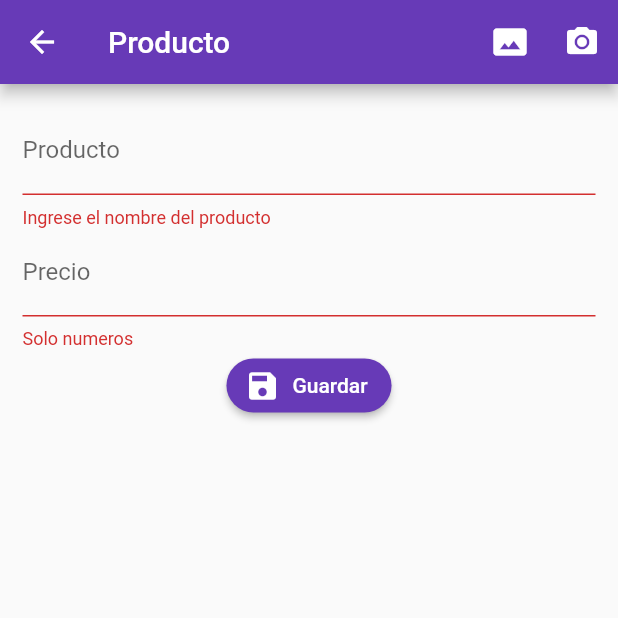
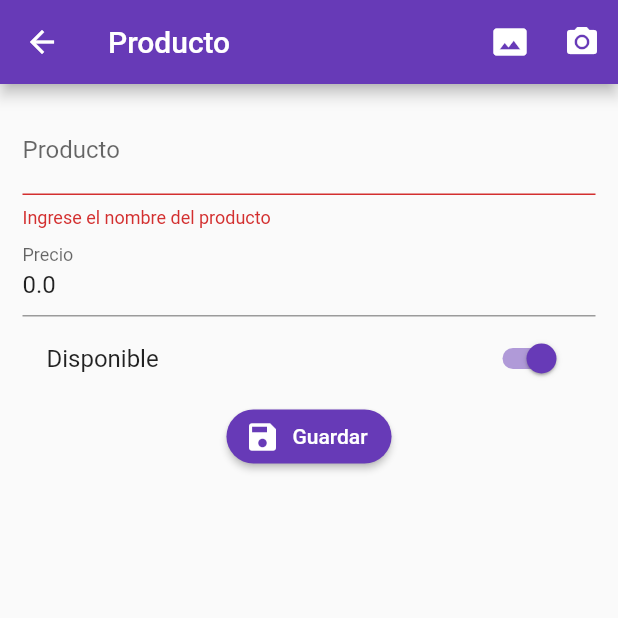
Before and after one commit to lrangelc/flutter-formvalidation, a Flutter app: the ProductoPage screen opened by its route, after a tap on "Guardar", on a phone screen of 412 x 824 dp, the top half of it. Run offline on Flutter 3.47's test engine with Material 2 defaults, Android fonts, the phone set to English and light mode, and no system bars; our stand-ins replace rxdart; network calls fail.

```diff
--- a/lib/src/pages/producto_page.dart
+++ b/lib/src/pages/producto_page.dart
@@ -1,4 +1,6 @@
 import 'package:flutter/material.dart';
+import 'package:formavalidation/src/models/producto_model.dart';
+import 'package:formavalidation/src/providers/productos_provider.dart';
 import 'package:formavalidation/src/utils/utils.dart' as utils;
 
 class ProductoPage extends StatefulWidget {
@@ -8,6 +10,7 @@ class ProductoPage extends StatefulWidget {
 
 class _ProductoPageState extends State<ProductoPage> {
   final formKey = GlobalKey<FormState>();
+  ProductoModel producto = new ProductoModel();
 
   @override
   Widget build(BuildContext context) {
@@ -34,6 +37,7 @@ class _ProductoPageState extends State<ProductoPage> {
               children: <Widget>[
                 _crearNombre(),
                 _crearPrecio(),
+                _crearDisponible(),
                 _crearBoton(),
               ],
             ),
@@ -45,8 +49,10 @@ class _ProductoPageState extends State<ProductoPage> {
 
   Widget _crearNombre() {
     return TextFormField(
+      initialValue: producto.titulo,
       textCapitalization: TextCapitalization.sentences,
       decoration: InputDecoration(labelText: 'Producto'),
+      onSaved: (value) => producto.titulo = value,
       validator: (value) {
         if (value.length < 3) {
           return 'Ingrese el nombre del producto';
@@ -59,8 +65,10 @@ class _ProductoPageState extends State<ProductoPage> {
 
   Widget _crearPrecio() {
     return TextFormField(
+      initialValue: producto.valor.toString(),
       keyboardType: TextInputType.numberWithOptions(decimal: true),
       decoration: InputDecoration(labelText: 'Precio'),
+      onSaved: (value) => producto.valor = double.parse(value),
       validator: (value) {
         if (utils.isNumeric(value)) {
           return null;
@@ -68,6 +76,17 @@ class _ProductoPageState extends State<ProductoPage> {
           return 'Solo numeros';
         }
       },
+    );
+  }
+
+  Widget _crearDisponible() {
+    return SwitchListTile(
+      value: producto.disponible,
+      title: Text('Disponible'),
+      activeColor: Colors.deepPurple,
+      onChanged: (value) => setState(() {
+        producto.disponible = value;
+      }),
     );
   }
 
@@ -83,11 +102,13 @@ class _ProductoPageState extends State<ProductoPage> {
   }
 
   void _submit() {
-
     if (!formKey.currentState.validate()) return;
 
-    // if (formKey.currentState.validate()){
-
-    // }
+    formKey.currentState.save();
+    print('Todo OK!');
+    print('Producto: ${producto.titulo}');
+    print('Precio: ${producto.valor}');
+    final productoProvider = new ProductosProvider();
+    productoProvider.crearProducto(producto);
   }
 }
--- a/pubspec.yaml
+++ b/pubspec.yaml
@@ -24,6 +24,7 @@ dependencies:
   # Use with the CupertinoIcons class for iOS style icons.
   cupertino_icons: ^0.1.2
   rxdart: ^0.23.1
+  http:
 
 dev_dependencies:
   flutter_test:
```
Also changed, not shown: lib/src/pages/home_page.dart (+43 -9 lines), lib/src/providers/productos_provider.dart (added, +41 -0 lines), pubspec.lock.
